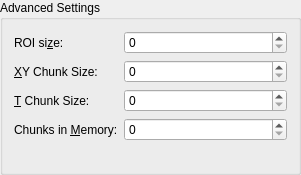
Before: the Qt Designer form gui/advancedsettingsgroupbox.ui in ukoethe/simple-STORM, drawn with Qt 5.
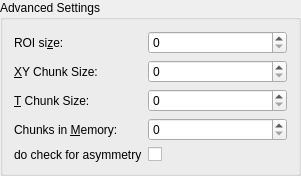
After: the same form once the commit is applied.

Commit message: added parameter for asymmetry check and new "easy options" for the gui

The edit to the form file:
```diff
--- a/gui/advancedsettingsgroupbox.ui
+++ b/gui/advancedsettingsgroupbox.ui
@@ -97,6 +97,20 @@
      </property>
     </widget>
    </item>
+   <item row="4" column="1">
+    <widget class="QCheckBox" name="cB_doAsymmetryCheck">
+     <property name="text">
+      <string/>
+     </property>
+    </widget>
+   </item>
+   <item row="4" column="0">
+    <widget class="QLabel" name="label">
+     <property name="text">
+      <string>do check for asymmetry</string>
+     </property>
+    </widget>
+   </item>
   </layout>
  </widget>
  <resources/>
```
The commit also changes 5 other files.
